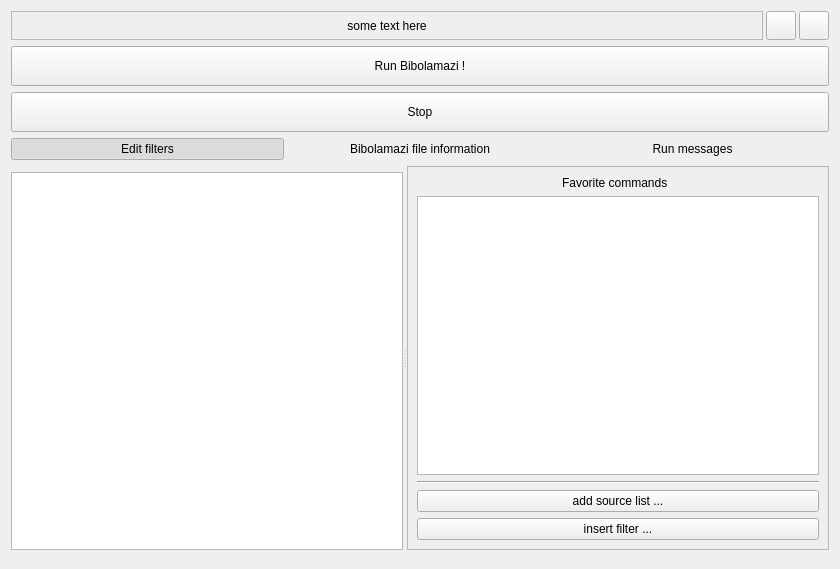
Above: gui/bibolamazi_gui/openbibfile.ui from phfaist/bibolamazi before the change. Below: the same form after it.
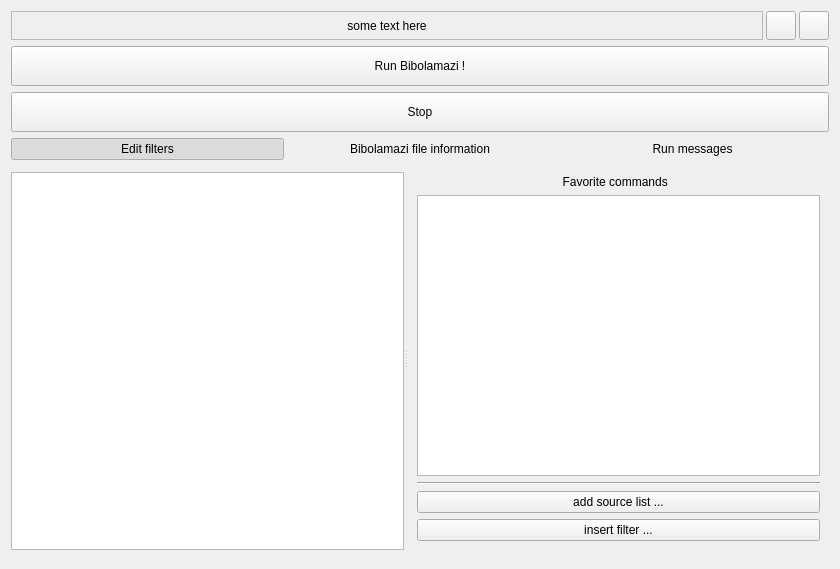
That is the form after the change. Icons and pictures are not drawn. Custom widgets are drawn as their Qt base class.

What changed in the file:
```diff
--- a/gui/bibolamazi_gui/openbibfile.ui
+++ b/gui/bibolamazi_gui/openbibfile.ui
@@ -231,12 +231,6 @@
             <verstretch>0</verstretch>
            </sizepolicy>
           </property>
-          <property name="frameShape">
-           <enum>QFrame::StyledPanel</enum>
-          </property>
-          <property name="frameShadow">
-           <enum>QFrame::Raised</enum>
-          </property>
           <property name="currentIndex">
            <number>0</number>
           </property>
```
Left out of the diff: 8 changed lines with no effect on the pictures.
